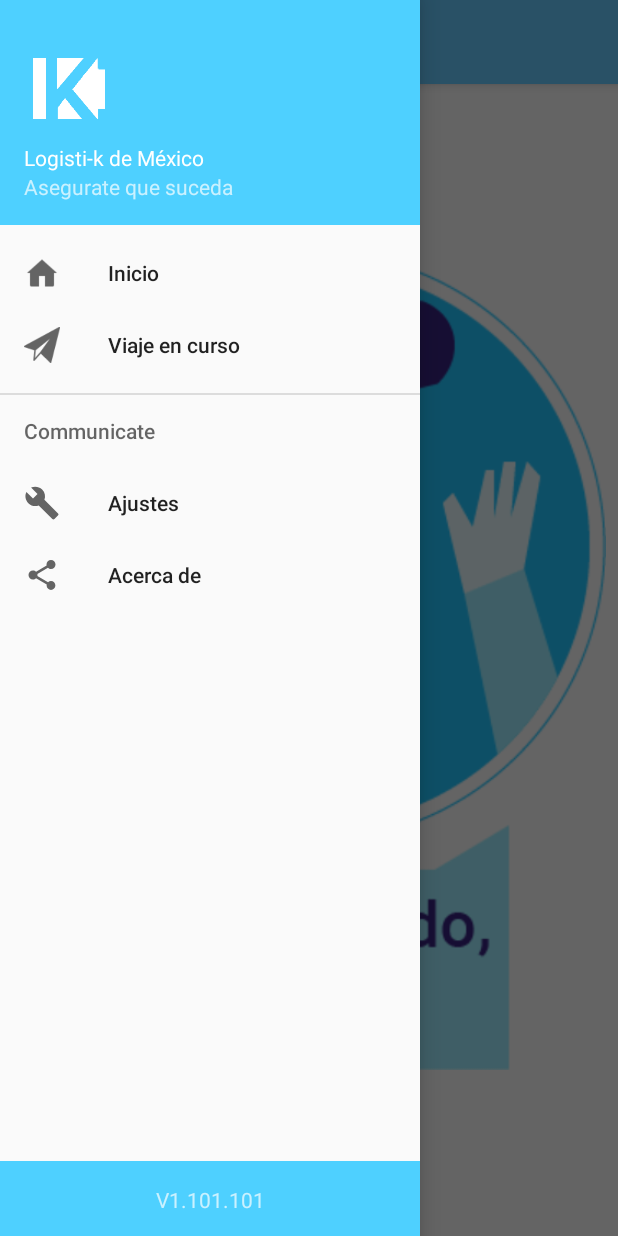
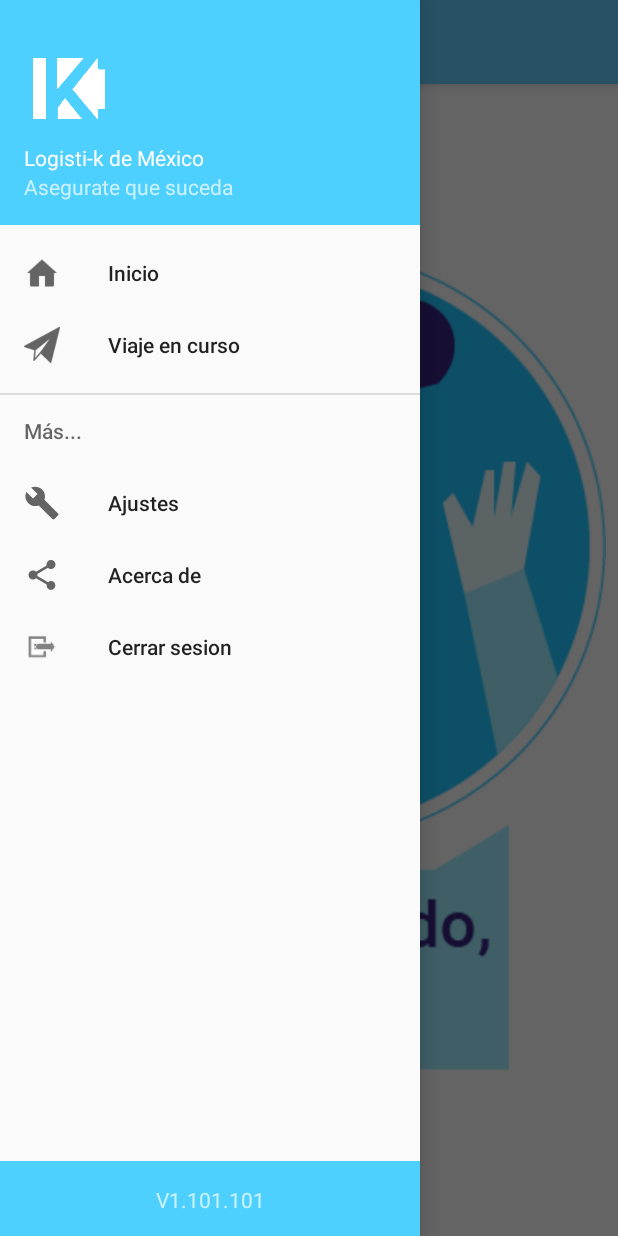
Before and after one commit to logistikgo/app_bkg_operador, an Android app: the MenuActivity screen opened directly, with no data from a screen before it, with the side drawer open, on a phone screen of 412 x 824 dp. Run offline under Robolectric (Android 15) with nearby library versions, the phone set to English and light mode, and no system bars.

Commit message:
Jorge Enríquez 05/12/2017 12:36

```diff
--- a/app/src/main/java/com/example/logistik/logistikgobkg/MenuActivity.java
+++ b/app/src/main/java/com/example/logistik/logistikgobkg/MenuActivity.java
@@ -107,7 +107,6 @@ public class MenuActivity extends AppCompatActivity
 
         //noinspection SimplifiableIfStatement
         //MENU BAR
-//
 
         return super.onOptionsItemSelected(item);
     }
@@ -166,6 +165,11 @@ public class MenuActivity extends AppCompatActivity
 
         } else if (id == R.id.nav_acercade) {
             // intent = new Intent(MenuActivity.this, AcercadeActivity.class);
+        } else if (id == R.id.action_Cerrar_sesion){
+            intent = new Intent(MenuActivity.this, LoginActivity.class);
+            startActivity(intent);
+            overridePendingTransition(R.anim.zoom_back_in, R.anim.zoom_back_out);
+            finish();
         }
 
         if (intent != null) {
--- a/app/src/main/res/menu/activity_menu_drawer.xml
+++ b/app/src/main/res/menu/activity_menu_drawer.xml
@@ -16,7 +16,7 @@
             <!--android:title="@string/menu_evidence" />-->
     </group>
 
-    <item android:title="Communicate">
+    <item android:title="Más...">
         <menu>
             <item
                 android:id="@+id/nav_ajustes"
@@ -29,4 +29,11 @@
         </menu>
     </item>
 
+    <group android:checkableBehavior="single">
+        <item
+            android:id="@+id/action_Cerrar_sesion"
+            android:icon="@drawable/ic_session"
+            android:title="Cerrar sesion" />
+    </group>
+
 </menu>
```
